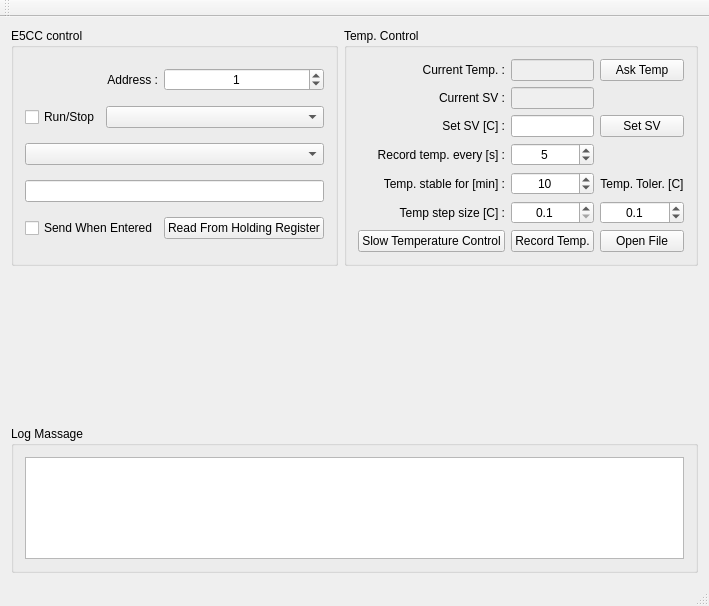
Before: the Qt Designer form mainwindow.ui in TripletESR/Omron_PID, drawn with Qt 5.
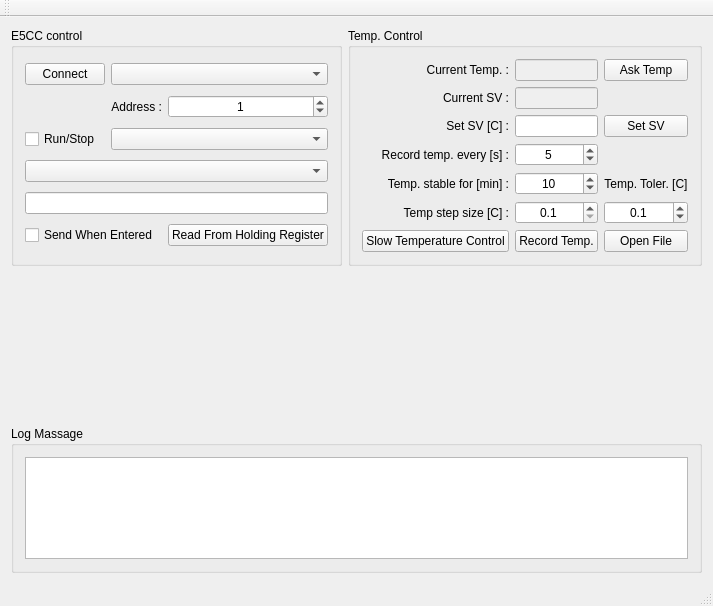
After: the same form once the commit is applied. Custom widgets are drawn as their Qt base class.

Commit message: need to choose which com port to connect

Patch:
```diff
--- a/mainwindow.ui
+++ b/mainwindow.ui
@@ -247,34 +247,24 @@
        <string>E5CC control</string>
       </property>
       <layout class="QGridLayout" name="gridLayout_2" columnstretch="1,1,1">
-       <item row="6" column="2">
+       <item row="7" column="2">
         <widget class="QPushButton" name="pushButton_ReadRH">
          <property name="text">
           <string>Read From Holding Register</string>
          </property>
         </widget>
        </item>
-       <item row="4" column="0" colspan="3">
-        <widget class="QComboBox" name="comboBox_Func"/>
-       </item>
-       <item row="5" column="0" colspan="3">
-        <widget class="QLineEdit" name="lineEdit_Cmd"/>
-       </item>
-       <item row="6" column="0" colspan="2">
-        <widget class="QCheckBox" name="checkBox_EnableSend">
-         <property name="text">
-          <string>Send When Entered</string>
-         </property>
-        </widget>
-       </item>
-       <item row="2" column="0">
+       <item row="3" column="0">
         <widget class="QCheckBox" name="checkBox_RunSop">
          <property name="text">
           <string>Run/Stop</string>
          </property>
         </widget>
        </item>
-       <item row="0" column="2">
+       <item row="5" column="0" colspan="3">
+        <widget class="QComboBox" name="comboBox_Func"/>
+       </item>
+       <item row="1" column="2">
         <widget class="QSpinBox" name="spinBox_DeviceAddress">
          <property name="alignment">
           <set>Qt::AlignCenter</set>
@@ -287,7 +277,17 @@
          </property>
         </widget>
        </item>
-       <item row="0" column="1">
+       <item row="6" column="0" colspan="3">
+        <widget class="QLineEdit" name="lineEdit_Cmd"/>
+       </item>
+       <item row="7" column="0" colspan="2">
+        <widget class="QCheckBox" name="checkBox_EnableSend">
+         <property name="text">
+          <string>Send When Entered</string>
+         </property>
+        </widget>
+       </item>
+       <item row="1" column="1">
         <widget class="QLabel" name="label_5">
          <property name="text">
           <string>Address :</string>
@@ -297,13 +297,23 @@
          </property>
         </widget>
        </item>
-       <item row="2" column="1" colspan="2">
+       <item row="3" column="1" colspan="2">
         <widget class="QComboBox" name="comboBox_AT">
          <property name="currentIndex">
           <number>-1</number>
          </property>
         </widget>
        </item>
+       <item row="0" column="0">
+        <widget class="QPushButton" name="pushButton_Connect">
+         <property name="text">
+          <string>Connect</string>
+         </property>
+        </widget>
+       </item>
+       <item row="0" column="1" colspan="2">
+        <widget class="QComboBox" name="comboBox_SeriesNumber"/>
+       </item>
       </layout>
      </widget>
     </item>
```
The commit also changes 2 other files.
